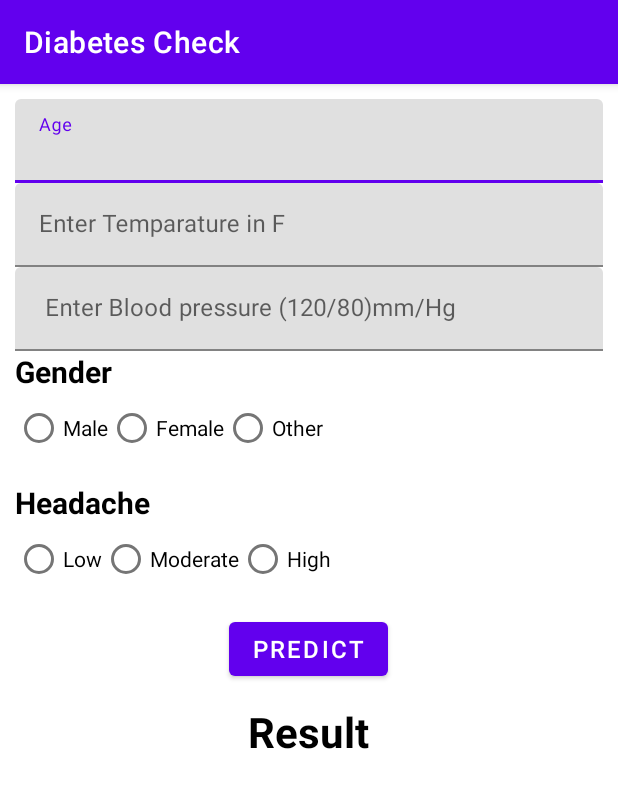
After one commit to S545232/DiabetesPrognosis, an Android app: the DiabetesCheckActivity screen opened directly, with no data from a screen before it, on a phone screen of 412 x 824 dp. The commit adds this screen. Shown: the top 788 px of the screen. Run offline under Robolectric (Android 15) with nearby library versions, the phone set to English and light mode, and no system bars.

Commit message:
diabetes check activity, layout and navigation from home screen completed.

```diff
--- a/app/src/main/AndroidManifest.xml
+++ b/app/src/main/AndroidManifest.xml
@@ -19,6 +19,8 @@
             </intent-filter>
         </activity>
 
+        <activity android:name=".DiabetesCheckActivity"/>
+
         <activity android:name=".FaqActivity"/>
 
         <activity android:name=".MedicineAlertsActivity"/>
--- /dev/null
+++ b/app/src/main/java/com/anil/androidgroup04/DiabetesCheckActivity.java
@@ -0,0 +1,17 @@
+package com.anil.androidgroup04;
+
+import android.os.Bundle;
+
+import androidx.annotation.Nullable;
+import androidx.appcompat.app.AppCompatActivity;
+
+public class DiabetesCheckActivity extends AppCompatActivity {
+
+    @Override
+    protected void onCreate(@Nullable Bundle savedInstanceState) {
+        super.onCreate(savedInstanceState);
+        setContentView(R.layout.activity_diabetes_check);
+
+        getSupportActionBar().setTitle("Diabetes Check");
+    }
+}
--- a/app/src/main/java/com/anil/androidgroup04/MainActivity.java
+++ b/app/src/main/java/com/anil/androidgroup04/MainActivity.java
@@ -29,6 +29,10 @@ public class MainActivity extends AppCompatActivity {
         faqBtn = findViewById(R.id.faq_btn);
     }
 
+    public void diabetesCheckClick(View view) {
+        startActivity(new Intent(MainActivity.this, DiabetesCheckActivity.class));
+    }
+
     public void faqClick(View view) {
         startActivity(new Intent(MainActivity.this, FaqActivity.class));
     }
--- /dev/null
+++ b/app/src/main/res/layout/activity_diabetes_check.xml
@@ -0,0 +1,154 @@
+<?xml version="1.0" encoding="utf-8"?>
+<ScrollView
+    xmlns:android="http://schemas.android.com/apk/res/android"
+    xmlns:app="http://schemas.android.com/apk/res-auto"
+    xmlns:tools="http://schemas.android.com/tools"
+    android:layout_height="wrap_content"
+    android:layout_width="match_parent"
+    android:scrollbars="none">
+
+    <LinearLayout
+        android:id="@+id/linear_layout1"
+        android:layout_width="match_parent"
+        android:layout_height="match_parent"
+        android:background="@color/white"
+        android:orientation="vertical"
+        tools:context=".CovidPrediction"
+        android:padding="10dp">
+
+        <com.google.android.material.textfield.TextInputLayout
+            android:id="@+id/til_age"
+            android:layout_width="match_parent"
+            android:layout_height="wrap_content"
+            android:hint="Age">
+
+            <com.google.android.material.textfield.TextInputEditText
+                android:id="@+id/tie_age"
+                android:inputType="numberDecimal"
+                android:layout_width="match_parent"
+                android:layout_height="wrap_content" />
+
+        </com.google.android.material.textfield.TextInputLayout>
+
+        <com.google.android.material.textfield.TextInputLayout
+            android:id="@+id/til_temperature"
+            android:layout_width="match_parent"
+            android:layout_height="wrap_content"
+            android:hint="Enter Temparature in F">
+
+            <com.google.android.material.textfield.TextInputEditText
+                android:id="@+id/tie_temperature"
+                android:inputType="numberDecimal"
+                android:layout_width="match_parent"
+                android:layout_height="wrap_content" />
+
+        </com.google.android.material.textfield.TextInputLayout>
+
+        <com.google.android.material.textfield.TextInputLayout
+            android:id="@+id/til_bp"
+            android:layout_width="match_parent"
+            android:layout_height="wrap_content"
+            android:hint=" Enter Blood pressure (120/80)mm/Hg">
+
+            <com.google.android.material.textfield.TextInputEditText
+                android:id="@+id/tie_bp"
+                android:layout_width="match_parent"
+                android:layout_height="wrap_content" />
+
+        </com.google.android.material.textfield.TextInputLayout>
+
+        <TextView
+            android:id="@+id/tv_gender"
+            android:layout_width="wrap_content"
+            android:layout_height="wrap_content"
+            android:text="Gender"
+            android:textColor="#000"
+            android:textSize="20sp"
+            android:textStyle="bold" />
+
+        <RadioGroup
+            android:id="@+id/rg_gender"
+            android:layout_width="match_parent"
+            android:layout_height="wrap_content"
+            android:orientation="horizontal">
+
+            <RadioButton
+                android:id="@+id/rb_male"
+                android:layout_width="wrap_content"
+                android:layout_height="wrap_content"
+                android:textColor="#000"
+                android:text="Male" />
+
+            <RadioButton
+                android:id="@+id/rb_female"
+                android:layout_width="wrap_content"
+                android:layout_height="wrap_content"
+                android:textColor="#000"
+                android:text="Female" />
+            <RadioButton
+                android:id="@+id/rb_otherGender"
+                android:layout_width="wrap_content"
+                android:layout_height="wrap_content"
+                android:textColor="#000"
+                android:text="Other" />
+
+        </RadioGroup>
+
+        <TextView
+            android:id="@+id/tv_headache"
+            android:layout_width="wrap_content"
+            android:layout_height="wrap_content"
+            android:layout_marginTop="12dp"
+            android:textColor="#000"
+            android:text="Headache"
+            android:textSize="20sp"
+            android:textStyle="bold" />
+
+        <RadioGroup
+            android:id="@+id/rg_headache"
+            android:layout_width="match_parent"
+            android:layout_height="wrap_content"
+            android:orientation="horizontal">
+
+            <RadioButton
+                android:id="@+id/rb_headache_low"
+                android:layout_width="wrap_content"
+                android:layout_height="wrap_content"
+                android:textColor="#000"
+                android:text="Low" />
+
+            <RadioButton
+                android:id="@+id/rb_headache_mod"
+                android:layout_width="wrap_content"
+                android:layout_height="wrap_content"
+                android:textColor="#000"
+                android:text="Moderate" />
+            <RadioButton
+                android:id="@+id/rb_headache_high"
+                android:layout_width="wrap_content"
+                android:layout_height="wrap_content"
+                android:textColor="#000"
+                android:text="High" />
+        </RadioGroup>
+
+        <Button
+            android:id="@+id/btn_predict"
+            android:layout_width="wrap_content"
+            android:layout_height="wrap_content"
+            android:layout_gravity="center_horizontal"
+            android:layout_margin="12dp"
+            android:text="Predict"
+            android:textSize="16sp" />
+
+        <TextView
+            android:id="@+id/tv_predict"
+            android:layout_width="wrap_content"
+            android:layout_height="wrap_content"
+            android:layout_gravity="center_horizontal"
+            android:text="Result"
+            android:textColor="#000"
+            android:textSize="28sp"
+            android:textStyle="bold"/>
+    </LinearLayout>
+
+</ScrollView>
--- a/app/src/main/res/layout/activity_main.xml
+++ b/app/src/main/res/layout/activity_main.xml
@@ -44,6 +44,7 @@
                     android:backgroundTint="@color/white"
                     app:cardCornerRadius="5dp"
                     app:cardElevation="5dp"
+                    android:onClick="diabetesCheckClick"
                     app:layout_constraintStart_toStartOf="parent"
                     app:layout_constraintTop_toBottomOf="parent">
 
```
